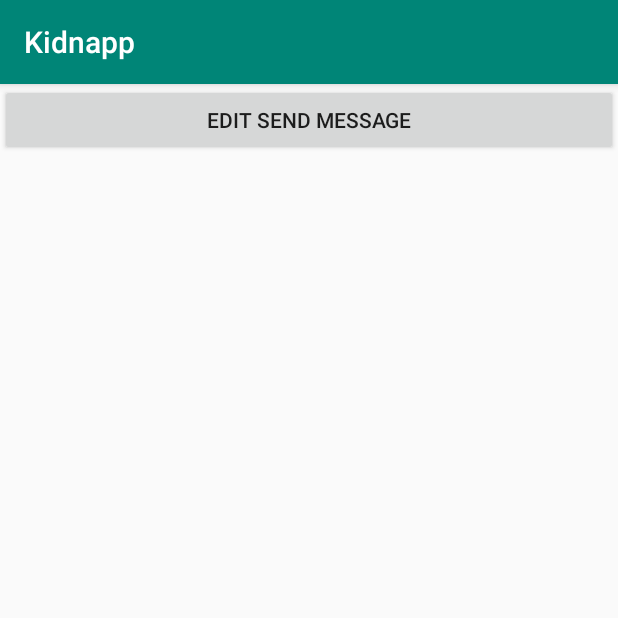
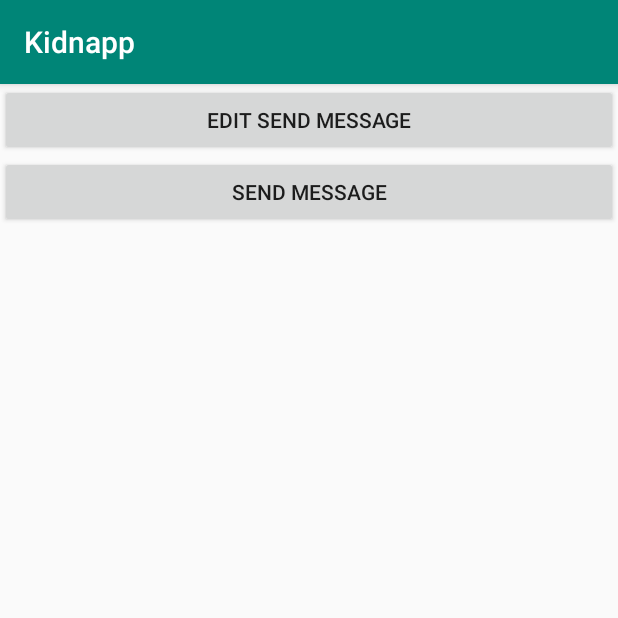
Before and after one commit to Bartosz95/-LokalizeApp-for-Android, an Android app: the screen it shows after launch (MainActivity), on a phone screen of 412 x 824 dp, the top half of it. Run offline under Robolectric (Android 15) with nearby library versions, the phone set to English and light mode, and no system bars.

```diff
--- a/app/src/main/AndroidManifest.xml
+++ b/app/src/main/AndroidManifest.xml
@@ -7,6 +7,7 @@
     <uses-permission android:name="android.permission.ACCESS_NETWORK_STATE" />
     <uses-permission android:name="android.permission.ACCESS_FINE_LOCATION" />
     <uses-permission android:name="android.permission.ACCESS_COARSE_LOCATION" />
+    <uses-permission android:name="android.permission.ACTION_SEND_MULTIPLE"/>
     <application
         android:allowBackup="true"
         android:icon="@mipmap/ic_launcher"
@@ -23,7 +24,7 @@
             </intent-filter>
 
         </activity>
-        <activity android:name=".Statement"></activity>
+        <activity android:name=".Statement" />
     </application>
 
 </manifest>
--- a/app/src/main/java/com/example/home/projekt/MainActivity.java
+++ b/app/src/main/java/com/example/home/projekt/MainActivity.java
@@ -2,6 +2,7 @@ package com.example.home.projekt;
 
 
 import android.content.Intent;
+import android.net.Uri;
 import android.support.v7.app.AppCompatActivity;
 import android.os.Bundle;
 import android.view.View;
@@ -10,7 +11,7 @@ import android.widget.Toast;
 
 public class MainActivity extends AppCompatActivity {
 
-    private Button btnEditSendMessage;
+    private Button btnEditSendMessage, btnSendMessage;
 
     private Location location;
     private Database db;
@@ -32,6 +33,16 @@ public class MainActivity extends AppCompatActivity {
                 startActivity(intent);
             }
         });
+
+        btnSendMessage = (Button) findViewById(R.id.btnSendMessage);
+        btnSendMessage.setOnClickListener(new View.OnClickListener() {
+            @Override
+            public void onClick(View v) {
+                Intent intent = new Intent(Intent.ACTION_SENDTO, Uri.parse("smsto: 1243"));
+                intent.putExtra("sms_body",db.getStatement());
+                startActivity(intent);
+            }
+        });
     }
 
     private void toastMessage(String message){
--- a/app/src/main/res/layout/activity_main.xml
+++ b/app/src/main/res/layout/activity_main.xml
@@ -11,4 +11,10 @@
         android:layout_width="match_parent"
         android:layout_height="wrap_content"
         android:text="@string/btnEditSendMessage" />
+
+    <Button
+        android:id="@+id/btnSendMessage"
+        android:layout_width="match_parent"
+        android:layout_height="wrap_content"
+        android:text="@string/send_message" />
 </LinearLayout>
--- a/app/src/main/res/values/strings.xml
+++ b/app/src/main/res/values/strings.xml
@@ -4,4 +4,5 @@
     <string name="btnEditSendMessage">Edit Send Message</string>
     <string name="write_message">Write message</string>
     <string name="btnBack">Back</string>
+    <string name="send_message">Send Message</string>
 </resources>
```
